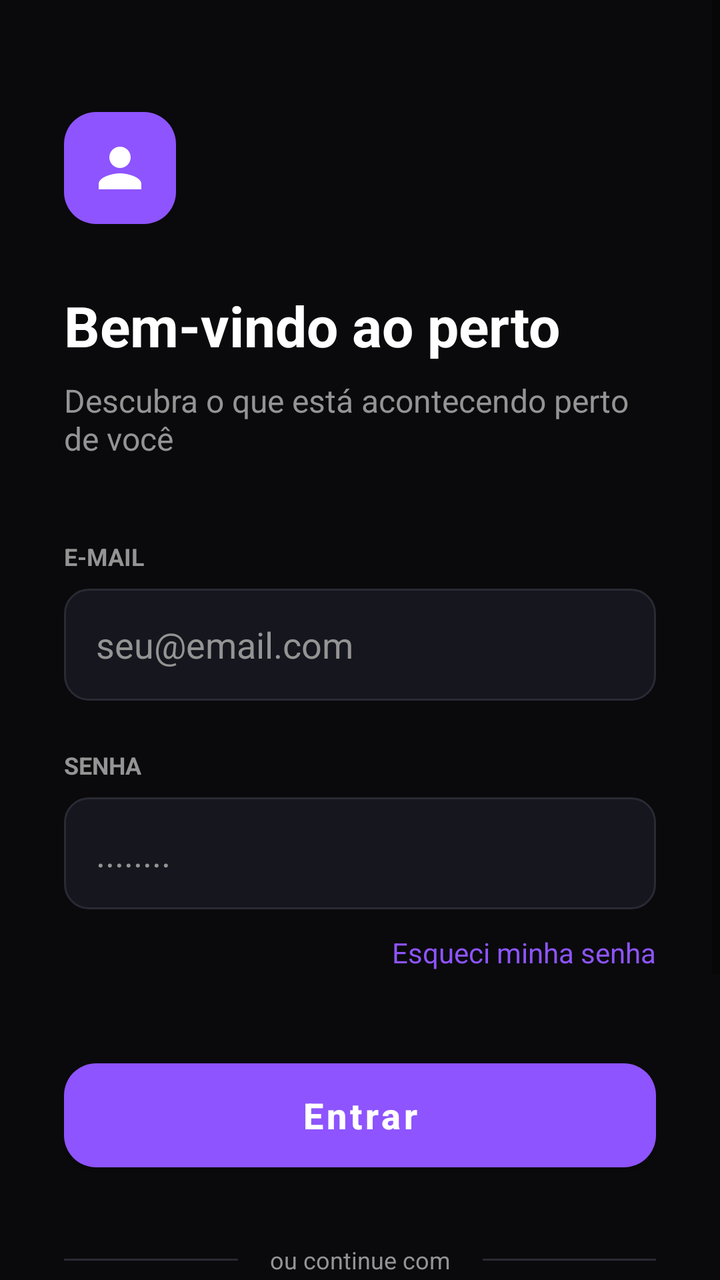
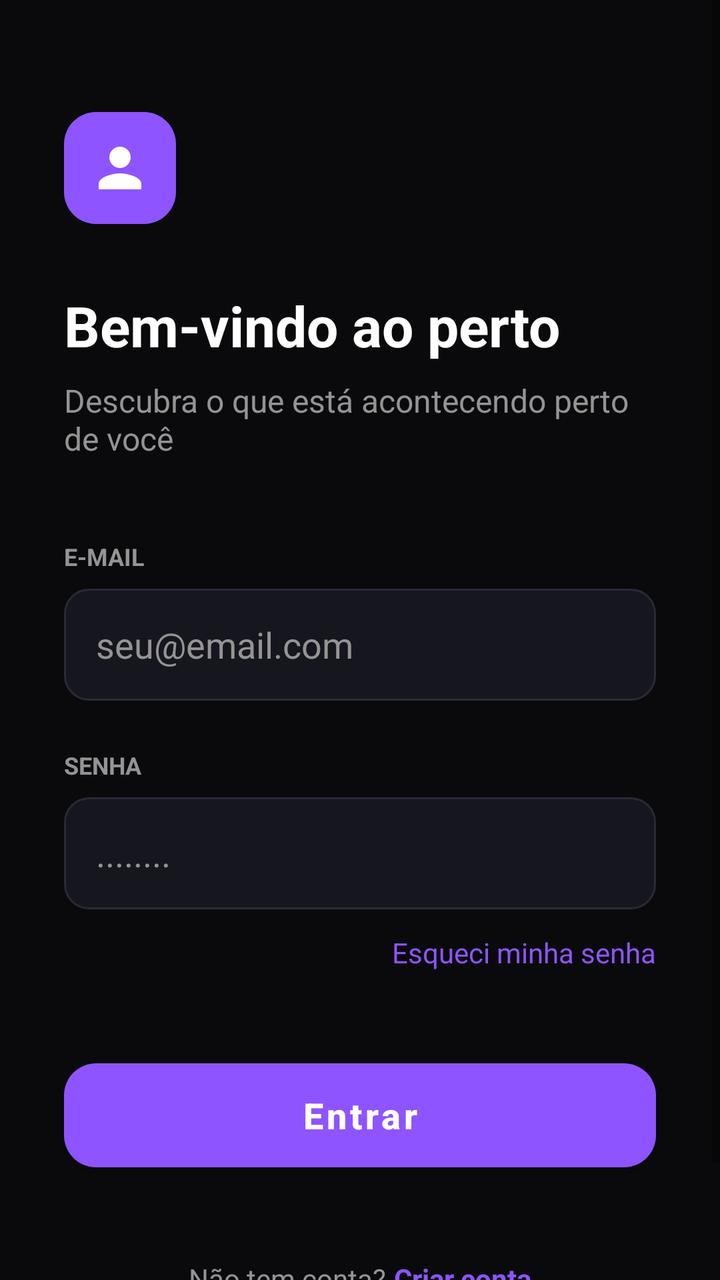

The first picture is an Android layout as it rendered before a commit; the second is the same layout after the commit. The layout source and the unified diff follow.
<!-- AndroidManifest.xml: application theme Theme.Perto -->
<!-- res/layout/activity_inicio.xml -->
<?xml version="1.0" encoding="utf-8"?>
<androidx.constraintlayout.widget.ConstraintLayout xmlns:android="http://schemas.android.com/apk/res/android"
    xmlns:app="http://schemas.android.com/apk/res-auto"
    xmlns:tools="http://schemas.android.com/tools"
    android:id="@+id/main"
    android:layout_width="match_parent"
    android:layout_height="match_parent"
    android:background="@color/background_dark"
    tools:context=".ui.inicio.InicioActivity">

    <ScrollView
        android:layout_width="match_parent"
        android:layout_height="match_parent"
        android:fillViewport="true">

        <androidx.constraintlayout.widget.ConstraintLayout
            android:layout_width="match_parent"
            android:layout_height="wrap_content"
            android:padding="32dp">

            <ImageView
                android:id="@+id/iv_user_icon"
                android:layout_width="56dp"
                android:layout_height="56dp"
                android:layout_marginTop="24dp"
                android:background="@drawable/bg_user_icon"
                android:contentDescription="@null"
                android:padding="12dp"
                android:src="@drawable/ic_person"
                app:layout_constraintStart_toStartOf="parent"
                app:layout_constraintTop_toTopOf="parent" />

            <TextView
                android:id="@+id/tv_title"
                android:layout_width="wrap_content"
                android:layout_height="wrap_content"
                android:layout_marginTop="32dp"
                android:text="@string/welcome_title"
                android:textColor="@color/white"
                android:textSize="28sp"
                android:textStyle="bold"
                app:layout_constraintStart_toStartOf="parent"
                app:layout_constraintTop_toBottomOf="@id/iv_user_icon" />

            <TextView
                android:id="@+id/tv_subtitle"
                android:layout_width="wrap_content"
                android:layout_height="wrap_content"
                android:layout_marginTop="8dp"
                android:text="@string/welcome_subtitle"
                android:textColor="@color/text_gray"
                android:textSize="16sp"
                app:layout_constraintStart_toStartOf="parent"
                app:layout_constraintTop_toBottomOf="@id/tv_title" />

            <TextView
                android:id="@+id/tv_label_email"
                android:layout_width="wrap_content"
                android:layout_height="wrap_content"
                android:layout_marginTop="40dp"
                android:text="@string/label_email"
                android:textColor="@color/text_gray"
                android:textSize="12sp"
                android:textStyle="bold"
                app:layout_constraintStart_toStartOf="parent"
                app:layout_constraintTop_toBottomOf="@id/tv_subtitle" />

            <EditText
                android:id="@+id/et_email"
                android:layout_width="0dp"
                android:layout_height="56dp"
                android:layout_marginTop="8dp"
                android:autofillHints="emailAddress"
                android:background="@drawable/bg_input"
                android:hint="@string/hint_email"
                android:inputType="textEmailAddress"
                android:paddingHorizontal="16dp"
                android:textColor="@color/white"
                android:textColorHint="@color/text_gray"
                app:layout_constraintEnd_toEndOf="parent"
                app:layout_constraintStart_toStartOf="parent"
                app:layout_constraintTop_toBottomOf="@id/tv_label_email" />

            <TextView
                android:id="@+id/tv_label_password"
                android:layout_width="wrap_content"
                android:layout_height="wrap_content"
                android:layout_marginTop="24dp"
                android:text="@string/label_password"
                android:textColor="@color/text_gray"
                android:textSize="12sp"
                android:textStyle="bold"
                app:layout_constraintStart_toStartOf="parent"
                app:layout_constraintTop_toBottomOf="@id/et_email" />

            <EditText
                android:id="@+id/et_password"
                android:layout_width="0dp"
                android:layout_height="56dp"
                android:layout_marginTop="8dp"
                android:autofillHints="password"
                android:background="@drawable/bg_input"
                android:hint="@string/hint_password"
                android:inputType="textPassword"
                android:paddingHorizontal="16dp"
                android:textColor="@color/white"
                android:textColorHint="@color/text_gray"
                app:layout_constraintEnd_toEndOf="parent"
                app:layout_constraintStart_toStartOf="parent"
                app:layout_constraintTop_toBottomOf="@id/tv_label_password" />

            <TextView
                android:id="@+id/tv_forgot_password"
                android:layout_width="wrap_content"
                android:layout_height="wrap_content"
                android:layout_marginTop="12dp"
                android:text="@string/forgot_password"
                android:textColor="@color/purple_brand"
                android:textSize="14sp"
                app:layout_constraintEnd_toEndOf="parent"
                app:layout_constraintTop_toBottomOf="@id/et_password" />

            <com.google.android.material.button.MaterialButton
                android:id="@+id/btn_entrar"
                android:layout_width="0dp"
                android:layout_height="64dp"
                android:layout_marginTop="40dp"
                android:text="@string/btn_login"
                android:textAllCaps="false"
                android:textColor="@color/white"
                android:textSize="18sp"
                android:textStyle="bold"
                app:backgroundTint="@color/purple_brand"
                app:cornerRadius="16dp"
                app:layout_constraintEnd_toEndOf="parent"
                app:layout_constraintStart_toStartOf="parent"
                app:layout_constraintTop_toBottomOf="@id/tv_forgot_password" />

            <View
                android:id="@+id/v_divider_left"
                android:layout_width="0dp"
                android:layout_height="1dp"
                android:background="@color/input_border"
                app:layout_constraintBottom_toBottomOf="@id/tv_divider_text"
                app:layout_constraintEnd_toStartOf="@id/tv_divider_text"
                app:layout_constraintStart_toStartOf="parent"
                app:layout_constraintTop_toTopOf="@id/tv_divider_text" />

            <TextView
                android:id="@+id/tv_divider_text"
                android:layout_width="wrap_content"
                android:layout_height="wrap_content"
                android:layout_marginTop="32dp"
                android:paddingHorizontal="16dp"
                android:text="@string/or_continue_with"
                android:textColor="@color/text_gray"
                android:textSize="12sp"
                app:layout_constraintEnd_toEndOf="parent"
                app:layout_constraintStart_toStartOf="parent"
                app:layout_constraintTop_toBottomOf="@id/btn_entrar" />

            <View
                android:id="@+id/v_divider_right"
                android:layout_width="0dp"
                android:layout_height="1dp"
                android:background="@color/input_border"
                app:layout_constraintBottom_toBottomOf="@id/tv_divider_text"
                app:layout_constraintEnd_toEndOf="parent"
                app:layout_constraintStart_toEndOf="@id/tv_divider_text"
                app:layout_constraintTop_toTopOf="@id/tv_divider_text" />

            <com.google.android.material.button.MaterialButton
                android:id="@+id/btn_google"
                style="@style/Widget.MaterialComponents.Button.OutlinedButton"
                android:layout_width="0dp"
                android:layout_height="64dp"
                android:layout_marginTop="24dp"
                android:text="@string/btn_google"
                android:textAllCaps="false"
                android:textColor="@color/white"
                android:textSize="16sp"
                app:cornerRadius="16dp"
                app:icon="@drawable/ic_google"
                app:iconGravity="textStart"
                app:iconTint="@null"
                app:layout_constraintEnd_toEndOf="parent"
                app:layout_constraintStart_toStartOf="parent"
                app:layout_constraintTop_toBottomOf="@id/tv_divider_text"
                app:strokeColor="@color/input_border" />

            <LinearLayout
                android:layout_width="wrap_content"
                android:layout_height="wrap_content"
                android:layout_marginTop="40dp"
                android:layout_marginBottom="24dp"
                android:orientation="horizontal"
                app:layout_constraintBottom_toBottomOf="parent"
                app:layout_constraintEnd_toEndOf="parent"
                app:layout_constraintStart_toStartOf="parent"
                app:layout_constraintTop_toBottomOf="@id/btn_google">

                <TextView
                    android:layout_width="wrap_content"
                    android:layout_height="wrap_content"
                    android:text="@string/no_account"
                    android:textColor="@color/text_gray"
                    android:textSize="14sp" />

                <TextView
                    android:id="@+id/btn_criar_conta"
                    android:layout_width="wrap_content"
                    android:layout_height="wrap_content"
                    android:layout_marginStart="4dp"
                    android:text="@string/create_account"
                    android:textColor="@color/purple_brand"
                    android:textSize="14sp"
                    android:textStyle="bold" />
            </LinearLayout>

        </androidx.constraintlayout.widget.ConstraintLayout>
    </ScrollView>
</androidx.constraintlayout.widget.ConstraintLayout>
<!-- resources referenced by this layout -->
<resources>
  <color name="background_dark">#0A0A0C</color>
  <color name="input_border">#2A2A35</color>
  <color name="purple_brand">#8E54FF</color>
  <color name="text_gray">#949494</color>
  <color name="white">#FFFFFFFF</color>
  <!-- drawable bg_input (drawable) -->
  <?xml version="1.0" encoding="utf-8"?>
  <shape xmlns:android="http://schemas.android.com/apk/res/android">
      <solid android:color="@color/input_bg" />
      <corners android:radius="12dp" />
      <stroke android:width="1dp" android:color="@color/input_border" />
  </shape>
  <!-- drawable bg_user_icon (drawable) -->
  <?xml version="1.0" encoding="utf-8"?>
  <shape xmlns:android="http://schemas.android.com/apk/res/android">
      <solid android:color="@color/purple_brand" />
      <corners android:radius="16dp" />
  </shape>
  <!-- drawable ic_google (drawable) -->
  <vector xmlns:android="http://schemas.android.com/apk/res/android"
      xmlns:aapt="http://schemas.android.com/aapt"
      android:width="24dp"
      android:height="24dp"
      android:viewportWidth="24"
      android:viewportHeight="24">
      <path
          android:pathData="M22.56,12.25c0,-0.78 -0.07,-1.53 -0.2,-2.25L12,10v4.26h5.92c-0.26,1.37 -1.04,2.53 -2.21,3.31v2.77h3.57C21.37,18.33 22.56,15.58 22.56,12.25z"
          android:fillColor="#4285F4"/>
      <path
          android:pathData="M12,23c2.97,0 5.46,-0.98 7.28,-2.66l-3.57,-2.77c-0.99,0.66 -2.26,1.06 -3.71,1.06 -2.86,0 -5.29,-1.93 -6.16,-4.53H2.18v2.84C3.99,20.53 7.7,23 12,23z"
          android:fillColor="#34A853"/>
      <path
          android:pathData="M5.84,14.09c-0.22,-0.66 -0.35,-1.36 -0.35,-2.09s0.13,-1.43 0.35,-2.09V7.07H2.18C1.43,8.55 1,10.22 1,12s0.43,3.45 1.18,4.93l3.66,-2.84z"
          android:fillColor="#FBBC05"/>
      <path
          android:pathData="M12,5.38c1.62,0 3.06,0.56 4.21,1.64l3.15,-3.15C17.45,2.09 14.97,1 12,1 7.7,1 3.99,3.47 2.18,7.07l3.66,2.84c0.87,-2.6 3.3,-4.53 6.16,-4.53z"
          android:fillColor="#EA4335"/>
  </vector>
  <!-- drawable ic_person (drawable) -->
  <vector xmlns:android="http://schemas.android.com/apk/res/android"
      android:width="24dp"
      android:height="24dp"
      android:viewportWidth="24"
      android:viewportHeight="24"
      android:tint="@color/white">
      <path
          android:fillColor="@android:color/white"
          android:pathData="M12,12c2.21,0 4,-1.79 4,-4s-1.79,-4 -4,-4 -4,1.79 -4,4 1.79,4 4,4zM12,14c-2.67,0 -8,1.34 -8,4v2h16v-2c0,-2.66 -5.33,-4 -8,-4z" />
  </vector>
  <string name="btn_google">Continuar com Google</string>
  <string name="btn_login">Entrar</string>
  <string name="create_account">Criar conta</string>
  <string name="forgot_password">Esqueci minha senha</string>
  <string name="hint_email">seu@email.com</string>
  <string name="hint_password">........</string>
  <string name="label_email">E-MAIL</string>
  <string name="label_password">SENHA</string>
  <string name="no_account">Não tem conta?</string>
  <string name="or_continue_with">ou continue com</string>
  <string name="welcome_subtitle">Descubra o que está acontecendo perto de você</string>
  <string name="welcome_title">Bem-vindo ao perto</string>
  <style name="Theme.Perto" parent="Theme.MaterialComponents.DayNight.NoActionBar">
          
          <item name="colorPrimary">@color/purple_500</item>
          <item name="colorPrimaryVariant">@color/purple_700</item>
          <item name="colorOnPrimary">@color/white</item>
          
          <item name="colorSecondary">@color/teal_200</item>
          <item name="colorSecondaryVariant">@color/teal_700</item>
          <item name="colorOnSecondary">@color/black</item>
          
          <item name="android:statusBarColor">?attr/colorPrimaryVariant</item>
          
      </style>
  <color name="input_bg">#16161E</color>
  <color name="purple_500">#FF6200EE</color>
  <color name="purple_700">#FF3700B3</color>
  <color name="teal_200">#FF03DAC5</color>
  <color name="teal_700">#FF018786</color>
  <color name="black">#FF000000</color>
</resources>

<!-- the commit's change to res/layout/activity_inicio.xml (unified diff, before → after) -->
@@ -81,6 +81,11 @@
                 app:layout_constraintStart_toStartOf="parent"
                 app:layout_constraintTop_toBottomOf="@id/tv_label_email" />
 
+            <TextView android:id="@+id/tv_email_erro" android:layout_width="0dp" android:layout_height="wrap_content"
+                android:layout_marginTop="4dp" android:textColor="@color/error_text" android:visibility="gone"
+                android:accessibilityLiveRegion="polite" app:layout_constraintStart_toStartOf="@id/et_email"
+                app:layout_constraintEnd_toEndOf="@id/et_email" app:layout_constraintTop_toBottomOf="@id/et_email" />
+
             <TextView
                 android:id="@+id/tv_label_password"
                 android:layout_width="wrap_content"
@@ -91,7 +96,7 @@
                 android:textSize="12sp"
                 android:textStyle="bold"
                 app:layout_constraintStart_toStartOf="parent"
-                app:layout_constraintTop_toBottomOf="@id/et_email" />
+                app:layout_constraintTop_toBottomOf="@id/tv_email_erro" />
 
             <EditText
                 android:id="@+id/et_password"
@@ -109,6 +114,15 @@
                 app:layout_constraintStart_toStartOf="parent"
                 app:layout_constraintTop_toBottomOf="@id/tv_label_password" />
 
+            <TextView android:id="@+id/tv_senha_erro" android:layout_width="0dp" android:layout_height="wrap_content"
+                android:layout_marginTop="4dp" android:textColor="@color/error_text" android:visibility="gone"
+                android:accessibilityLiveRegion="polite" app:layout_constraintStart_toStartOf="@id/et_password"
+                app:layout_constraintEnd_toEndOf="@id/et_password" app:layout_constraintTop_toBottomOf="@id/et_password" />
+            <TextView android:id="@+id/tv_login_erro" android:layout_width="0dp" android:layout_height="wrap_content"
+                android:layout_marginTop="8dp" android:textColor="@color/error_text" android:visibility="gone"
+                android:accessibilityLiveRegion="polite" app:layout_constraintStart_toStartOf="@id/et_password"
+                app:layout_constraintEnd_toEndOf="@id/et_password" app:layout_constraintTop_toBottomOf="@id/tv_senha_erro" />
+
             <TextView
                 android:id="@+id/tv_forgot_password"
                 android:layout_width="wrap_content"
@@ -118,7 +132,7 @@
                 android:textColor="@color/purple_brand"
                 android:textSize="14sp"
                 app:layout_constraintEnd_toEndOf="parent"
-                app:layout_constraintTop_toBottomOf="@id/et_password" />
+                app:layout_constraintTop_toBottomOf="@id/tv_login_erro" />
 
             <com.google.android.material.button.MaterialButton
                 android:id="@+id/btn_entrar"
@@ -136,58 +150,6 @@
                 app:layout_constraintStart_toStartOf="parent"
                 app:layout_constraintTop_toBottomOf="@id/tv_forgot_password" />
 
-            <View
-                android:id="@+id/v_divider_left"
-                android:layout_width="0dp"
-                android:layout_height="1dp"
-                android:background="@color/input_border"
-                app:layout_constraintBottom_toBottomOf="@id/tv_divider_text"
-                app:layout_constraintEnd_toStartOf="@id/tv_divider_text"
-                app:layout_constraintStart_toStartOf="parent"
-                app:layout_constraintTop_toTopOf="@id/tv_divider_text" />
-
-            <TextView
-                android:id="@+id/tv_divider_text"
-                android:layout_width="wrap_content"
-                android:layout_height="wrap_content"
-                android:layout_marginTop="32dp"
-                android:paddingHorizontal="16dp"
-                android:text="@string/or_continue_with"
-                android:textColor="@color/text_gray"
-                android:textSize="12sp"
-                app:layout_constraintEnd_toEndOf="parent"
-                app:layout_constraintStart_toStartOf="parent"
-                app:layout_constraintTop_toBottomOf="@id/btn_entrar" />
-
-            <View
-                android:id="@+id/v_divider_right"
-                android:layout_width="0dp"
-                android:layout_height="1dp"
-                android:background="@color/input_border"
-                app:layout_constraintBottom_toBottomOf="@id/tv_divider_text"
-                app:layout_constraintEnd_toEndOf="parent"
-                app:layout_constraintStart_toEndOf="@id/tv_divider_text"
-                app:layout_constraintTop_toTopOf="@id/tv_divider_text" />
-
-            <com.google.android.material.button.MaterialButton
-                android:id="@+id/btn_google"
-                style="@style/Widget.MaterialComponents.Button.OutlinedButton"
-                android:layout_width="0dp"
-                android:layout_height="64dp"
-                android:layout_marginTop="24dp"
-                android:text="@string/btn_google"
-                android:textAllCaps="false"
-                android:textColor="@color/white"
-                android:textSize="16sp"
-                app:cornerRadius="16dp"
-                app:icon="@drawable/ic_google"
-                app:iconGravity="textStart"
-                app:iconTint="@null"
-                app:layout_constraintEnd_toEndOf="parent"
-                app:layout_constraintStart_toStartOf="parent"
-                app:layout_constraintTop_toBottomOf="@id/tv_divider_text"
-                app:strokeColor="@color/input_border" />
-
             <LinearLayout
                 android:layout_width="wrap_content"
                 android:layout_height="wrap_content"
@@ -197,7 +159,7 @@
                 app:layout_constraintBottom_toBottomOf="parent"
                 app:layout_constraintEnd_toEndOf="parent"
                 app:layout_constraintStart_toStartOf="parent"
-                app:layout_constraintTop_toBottomOf="@id/btn_google">
+                app:layout_constraintTop_toBottomOf="@id/btn_entrar">
 
                 <TextView
                     android:layout_width="wrap_content"
<!-- resource entries referenced after the edit -->
@@ -1,6 +1,7 @@
 <!-- resources referenced by this layout -->
 <resources>
   <color name="background_dark">#0A0A0C</color>
+  <color name="error_text">#FFB4AB</color>
   <color name="input_border">#2A2A35</color>
   <color name="purple_brand">#8E54FF</color>
   <color name="text_gray">#949494</color>
@@ -18,26 +19,6 @@
       <solid android:color="@color/purple_brand" />
       <corners android:radius="16dp" />
   </shape>
-  <!-- drawable ic_google (drawable) -->
-  <vector xmlns:android="http://schemas.android.com/apk/res/android"
-      xmlns:aapt="http://schemas.android.com/aapt"
-      android:width="24dp"
-      android:height="24dp"
-      android:viewportWidth="24"
-      android:viewportHeight="24">
-      <path
-          android:pathData="M22.56,12.25c0,-0.78 -0.07,-1.53 -0.2,-2.25L12,10v4.26h5.92c-0.26,1.37 -1.04,2.53 -2.21,3.31v2.77h3.57C21.37,18.33 22.56,15.58 22.56,12.25z"
-          android:fillColor="#4285F4"/>
-      <path
-          android:pathData="M12,23c2.97,0 5.46,-0.98 7.28,-2.66l-3.57,-2.77c-0.99,0.66 -2.26,1.06 -3.71,1.06 -2.86,0 -5.29,-1.93 -6.16,-4.53H2.18v2.84C3.99,20.53 7.7,23 12,23z"
-          android:fillColor="#34A853"/>
-      <path
-          android:pathData="M5.84,14.09c-0.22,-0.66 -0.35,-1.36 -0.35,-2.09s0.13,-1.43 0.35,-2.09V7.07H2.18C1.43,8.55 1,10.22 1,12s0.43,3.45 1.18,4.93l3.66,-2.84z"
-          android:fillColor="#FBBC05"/>
-      <path
-          android:pathData="M12,5.38c1.62,0 3.06,0.56 4.21,1.64l3.15,-3.15C17.45,2.09 14.97,1 12,1 7.7,1 3.99,3.47 2.18,7.07l3.66,2.84c0.87,-2.6 3.3,-4.53 6.16,-4.53z"
-          android:fillColor="#EA4335"/>
-  </vector>
   <!-- drawable ic_person (drawable) -->
   <vector xmlns:android="http://schemas.android.com/apk/res/android"
       android:width="24dp"
@@ -49,7 +30,6 @@
           android:fillColor="@android:color/white"
           android:pathData="M12,12c2.21,0 4,-1.79 4,-4s-1.79,-4 -4,-4 -4,1.79 -4,4 1.79,4 4,4zM12,14c-2.67,0 -8,1.34 -8,4v2h16v-2c0,-2.66 -5.33,-4 -8,-4z" />
   </vector>
-  <string name="btn_google">Continuar com Google</string>
   <string name="btn_login">Entrar</string>
   <string name="create_account">Criar conta</string>
   <string name="forgot_password">Esqueci minha senha</string>
@@ -58,7 +38,6 @@
   <string name="label_email">E-MAIL</string>
   <string name="label_password">SENHA</string>
   <string name="no_account">Não tem conta?</string>
-  <string name="or_continue_with">ou continue com</string>
   <string name="welcome_subtitle">Descubra o que está acontecendo perto de você</string>
   <string name="welcome_title">Bem-vindo ao perto</string>
   <style name="Theme.Perto" parent="Theme.MaterialComponents.DayNight.NoActionBar">
